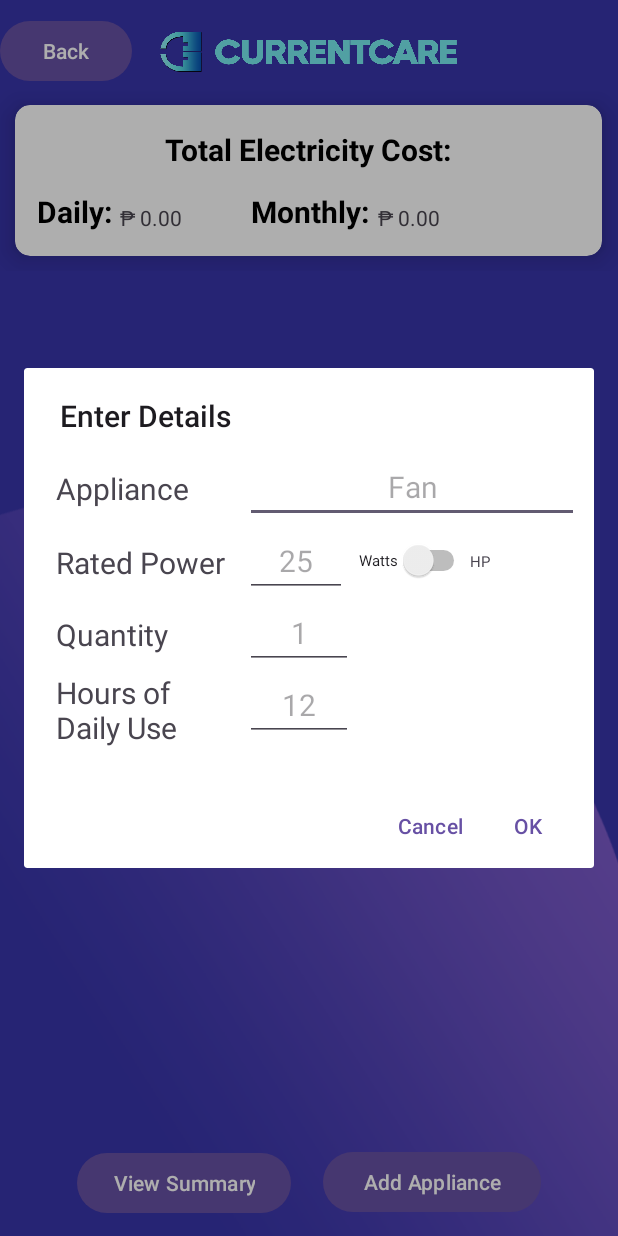
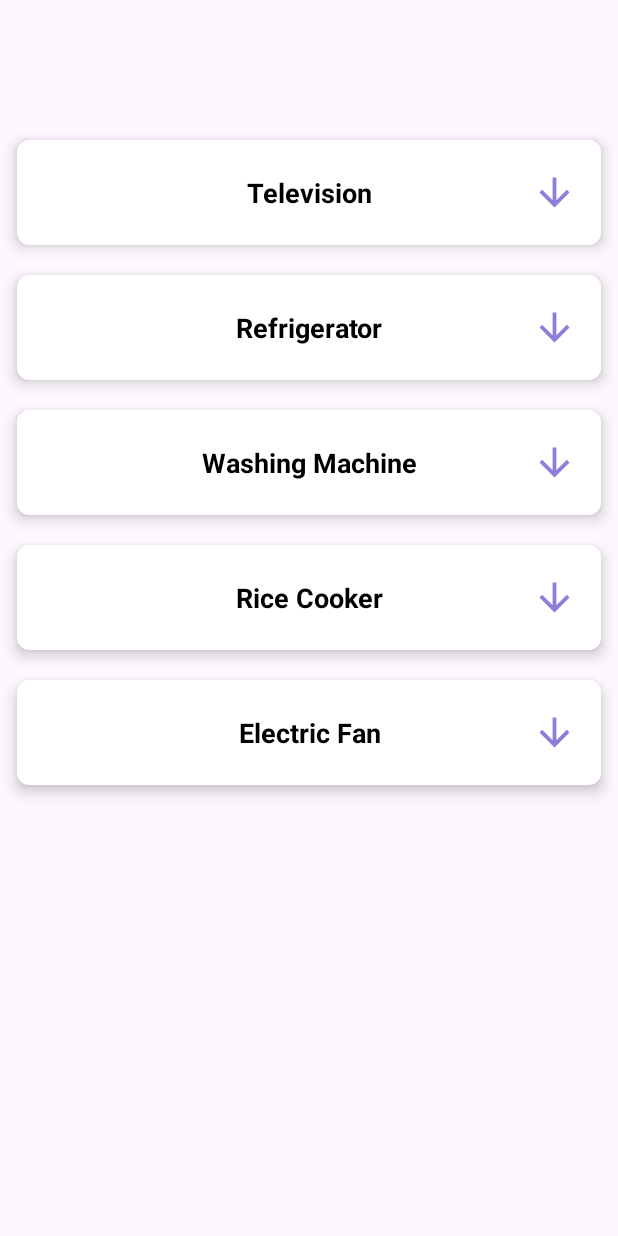
Before and after one commit to Thirdeyee1/Electric-Bill-Calculator-App, an Android app: the automatic screen opened directly, with no data from a screen before it, after a tap on "Add Appliance", on a phone screen of 412 x 824 dp. Run offline under Robolectric (Android 15) with nearby library versions, the phone set to English and light mode, and no system bars; 1 other tap on this screen came first.

Commit message:
Major Changes (Automatic)
note: Device selection is non-functional

```diff
--- a/app/src/main/AndroidManifest.xml
+++ b/app/src/main/AndroidManifest.xml
@@ -14,6 +14,9 @@
         tools:targetApi="34">
         <activity
             android:name=".ManualActivity"
+            android:exported="false" />
+        <activity
+            android:name=".ApplianceSelection"
             android:exported="false" />
         <activity
             android:name=".automatic"
--- /dev/null
+++ b/app/src/main/java/com/example/softdev/ApplianceSelection.java
@@ -0,0 +1,132 @@
+package com.example.softdev;
+
+import android.os.Bundle;
+import androidx.appcompat.app.AppCompatActivity;
+import androidx.recyclerview.widget.LinearLayoutManager;
+import androidx.recyclerview.widget.RecyclerView;
+
+import java.util.ArrayList;
+import java.util.List;
+
+
+public class ApplianceSelection extends AppCompatActivity {
+
+    private RecyclerView recyclerView;
+
+    private List<DataModel> mList;
+    private ItemAdapter adapter;
+
+    @Override
+    protected void onCreate(Bundle savedInstanceState) {
+        super.onCreate(savedInstanceState);
+        setContentView(R.layout.appliance_selection);
+
+        recyclerView = findViewById(R.id.main_recycler);
+        recyclerView.setHasFixedSize(true);
+        recyclerView.setLayoutManager(new LinearLayoutManager(this));
+
+        mList = new ArrayList<>();
+
+        List<String> nestedList1 = new ArrayList<>();
+        nestedList1.add("LG-32LM6300");
+        nestedList1.add("LG-43UK6500AUA Smart LED TV");
+        nestedList1.add("LG-55NANO80UPA");
+        nestedList1.add("LG-86UP8770PVA");
+        nestedList1.add("LG-OLED65G1PUA");
+
+        nestedList1.add("PANASONIC-LED TV TH-50LX800X");
+        nestedList1.add("PANASONIC-LED TV TH-75LX650X");
+        nestedList1.add("PANASONIC-TH-TH-65JX600X");
+        nestedList1.add("PANASONIC-TH-50JX600X");
+        nestedList1.add("PANASONIC-TH-43MS600X");
+
+        nestedList1.add("SONY-XBR-55A9G");
+        nestedList1.add("SONY-KD-65X8500G");
+        nestedList1.add("SONY-XBR-65A8G");
+        nestedList1.add("SONY-XBR-85X900H");
+        nestedList1.add("SONY-XBR-75X950H");
+
+        nestedList1.add("SAMSUNG-QN65Q90T");
+        nestedList1.add("SAMSUNG-QN55Q60R");
+        nestedList1.add("SAMSUNG-QN85Q70T");
+        nestedList1.add("SAMSUNG-UN32M4500");
+        nestedList1.add("SAMSUNG-UN50NU7100");
+
+
+        List<String> nestedList2 = new ArrayList<>();
+        nestedList2.add("SAMSUNG-RT20FARVDSA");
+        nestedList2.add("SAMSUNG-RT22FARBDS9/TC");
+        nestedList2.add("SAMSUNG-RT35K5562SL/ME");
+        nestedList2.add("SAMSUNG-RT29K5132SLTC");
+        nestedList2.add("SAMSUNG-RF59A70T0S9");
+
+        nestedList2.add("TOSHIBA-GR-A28PS");
+        nestedList2.add("TOSHIBA-GR-RB410WE");
+        nestedList2.add("TOSHIBA-GR-A25PS");
+        nestedList2.add("TOSHIBA-GR-RS682WE");
+        nestedList2.add("TOSHIBA-GR-RT416WE-PMY");
+
+        List<String> nestedList3 = new ArrayList<>();
+        nestedList3.add("SAMSUNG-WW80J54E0BW");
+        nestedList3.add("SAMSUNG-WF45R6300AV/US");
+        nestedList3.add("SAMSUNG-WA10J5730SS/GU");
+        nestedList3.add("SAMSUNG-WD6000J");
+        nestedList3.add("SAMSUNG-WA70H4200SW/TL");
+
+        nestedList3.add("TOSHIBA-TW-BJ100M4-IND");
+        nestedList3.add("TOSHIBA-AW-DJ1000F-IND");
+        nestedList3.add("TOSHIBA-AW-DUK1150H-IND(SK)");
+        nestedList3.add("TOSHIBA-AW-M901B-IND(SG)");
+        nestedList3.add("TOSHIBA-TW-J80S2-IND");
+
+        List<String> nestedList4 = new ArrayList<>();
+        nestedList4.add("HANABISHI-HRC 10SS");
+        nestedList4.add("HANABISHI-HRC 18FS");
+        nestedList4.add("HANABISHI-HRC 10FS");
+        nestedList4.add("HANABISHI-HRC 18D");
+        nestedList4.add("HANABISHI-HRC 10D");
+
+        nestedList4.add("IMARFLEX-IRC-150PC");
+        nestedList4.add("IMARFLEX-IRC-180");
+        nestedList4.add("IMARFLEX-IRJ-3500");
+        nestedList4.add("IMARFLEX-IRC-1800");
+        nestedList4.add("IMARFLEX-IRC-2500");
+
+        nestedList4.add("KYOWA-KW-2200");
+        nestedList4.add("KYOWA-KW-2042");
+        nestedList4.add("KYOWA-KW-1810");
+        nestedList4.add("KYOWA-KW-2201");
+        nestedList4.add("KYOWA-KW-1811");
+
+        nestedList4.add("PANASONIC-SR-JN185");
+        nestedList4.add("PANASONIC-SR-DF181");
+        nestedList4.add("PANASONIC-SR-G06FGL");
+        nestedList4.add("PANASONIC-SR-Y18FHS");
+        nestedList4.add("PANASONIC-SR-CEZ18");
+
+        List<String> nestedList5 = new ArrayList<>();
+        nestedList5.add("HANABISHI-HAFAN16");
+        nestedList5.add("HANABISHI-HAFAN18");
+        nestedList5.add("HANABISHI-HAFAN20");
+        nestedList5.add("HANABISHI-HAFAN25");
+        nestedList5.add("HANABISHI-HAFAN26");
+
+        nestedList5.add("TOUGH MAMA-NTM-2612");
+        nestedList5.add("TOUGH MAMA-NTM-1616");
+        nestedList5.add("TOUGH MAMA-NTM-1618");
+        nestedList5.add("TOUGH MAMA-NTM-1620");
+        nestedList5.add("TOUGH MAMA-NTM-1622");
+
+
+
+        mList.add(new DataModel(nestedList1, "Television"));
+        mList.add(new DataModel(nestedList2,"Refrigerator"));
+        mList.add(new DataModel(nestedList3,"Washing Machine"));
+        mList.add(new DataModel(nestedList4 ,"Rice Cooker"));
+        mList.add(new DataModel(nestedList5,"Electric Fan"));
+
+
+        adapter = new ItemAdapter(mList);
+        recyclerView.setAdapter(adapter);
+    }
+}
--- /dev/null
+++ b/app/src/main/java/com/example/softdev/DataModel.java
@@ -0,0 +1,32 @@
+package com.example.softdev;
+
+import java.util.List;
+
+public class DataModel {
+
+    private List<String> nestedList;
+    private String itemText;
+    private boolean isExpandable;
+
+    public DataModel(List<String> itemList, String itemText) {
+        this.nestedList = itemList;
+        this.itemText = itemText;
+        this.isExpandable = false;
+    }
+
+    public void setExpandable(boolean expandable) {
+        isExpandable = expandable;
+    }
+
+    public List<String> getNestedList() {
+        return nestedList;
+    }
+
+    public String getItemText() {
+        return itemText;
+    }
+
+    public boolean isExpandable() {
+        return isExpandable;
+    }
+}
--- /dev/null
+++ b/app/src/main/java/com/example/softdev/ItemAdapter.java
@@ -0,0 +1,82 @@
+package com.example.softdev;
+
+import android.view.LayoutInflater;
+import android.view.View;
+import android.view.ViewGroup;
+import android.widget.ImageView;
+import android.widget.LinearLayout;
+import android.widget.RelativeLayout;
+import android.widget.TextView;
+
+import androidx.annotation.NonNull;
+import androidx.recyclerview.widget.LinearLayoutManager;
+import androidx.recyclerview.widget.RecyclerView;
+
+import java.util.ArrayList;
+import java.util.List;
+
+public class ItemAdapter extends RecyclerView.Adapter<ItemAdapter.ItemViewHolder> {
+
+    private List<DataModel> mList;
+    private List<String> list = new ArrayList<>();
+
+    public ItemAdapter(List<DataModel> mList){
+        this.mList  = mList;
+    }
+    @NonNull
+    @Override
+    public ItemViewHolder onCreateViewHolder(@NonNull ViewGroup parent, int viewType) {
+        View view  = LayoutInflater.from(parent.getContext()).inflate(R.layout.each_item , parent , false);
+        return new ItemViewHolder(view);
+    }
+
+    @Override
+    public void onBindViewHolder(@NonNull ItemViewHolder holder, int position) {
+
+        DataModel model = mList.get(position);
+        holder.mTextView.setText(model.getItemText());
+
+        boolean isExpandable = model.isExpandable();
+        holder.expandableLayout.setVisibility(isExpandable ? View.VISIBLE : View.GONE);
+
+        if (isExpandable){
+            holder.mArrowImage.setImageResource(R.drawable.arrow_upward);
+        }else{
+            holder.mArrowImage.setImageResource(R.drawable.arrow_downw);
+        }
+
+        NestedAdapter adapter = new NestedAdapter(list);
+        holder.nestedRecyclerView.setLayoutManager(new LinearLayoutManager(holder.itemView.getContext()));
+        holder.nestedRecyclerView.setHasFixedSize(true);
+        holder.nestedRecyclerView.setAdapter(adapter);
+        holder.linearLayout.setOnClickListener(v -> {
+            model.setExpandable(!model.isExpandable());
+            list = model.getNestedList();
+            notifyItemChanged(holder.getAdapterPosition());
+        });
+    }
+
+    @Override
+    public int getItemCount() {
+        return mList.size();
+    }
+
+    public class ItemViewHolder extends RecyclerView.ViewHolder{
+        private LinearLayout linearLayout;
+        private RelativeLayout expandableLayout;
+        private TextView mTextView;
+        private ImageView mArrowImage;
+        private RecyclerView nestedRecyclerView;
+
+
+        public ItemViewHolder(@NonNull View itemView) {
+            super(itemView);
+
+            linearLayout = itemView.findViewById(R.id.linear_layout);
+            expandableLayout = itemView.findViewById(R.id.expandable_layout);
+            mTextView = itemView.findViewById(R.id.itemTv);
+            mArrowImage = itemView.findViewById(R.id.arro_imageview);
+            nestedRecyclerView = itemView.findViewById(R.id.child_rv);
+        }
+    }
+}
--- /dev/null
+++ b/app/src/main/java/com/example/softdev/NestedAdapter.java
@@ -0,0 +1,45 @@
+package com.example.softdev;
+
+import android.view.LayoutInflater;
+import android.view.View;
+import android.view.ViewGroup;
+import android.widget.TextView;
+
+import androidx.annotation.NonNull;
+import androidx.recyclerview.widget.RecyclerView;
+
+import java.util.List;
+
+public class NestedAdapter extends RecyclerView.Adapter<NestedAdapter.NestedViewHolder> {
+
+    private List<String> mList;
+
+    public NestedAdapter(List<String> mList){
+        this.mList = mList;
+    }
+    @NonNull
+    @Override
+    public NestedViewHolder onCreateViewHolder(@NonNull ViewGroup parent, int viewType) {
+        View view = LayoutInflater.from(parent.getContext()).inflate(R.layout.nested_item , parent , false);
+
+        return new NestedViewHolder(view);
+    }
+
+    @Override
+    public void onBindViewHolder(@NonNull NestedViewHolder holder, int position) {
+        holder.mTv.setText(mList.get(position));
+    }
+
+    @Override
+    public int getItemCount() {
+        return mList.size();
+    }
+
+    public class NestedViewHolder extends RecyclerView.ViewHolder{
+        private TextView mTv;
+        public NestedViewHolder(@NonNull View itemView) {
+            super(itemView);
+            mTv = itemView.findViewById(R.id.nestedItemTv);
+        }
+    }
+}
--- a/app/src/main/java/com/example/softdev/automatic.java
+++ b/app/src/main/java/com/example/softdev/automatic.java
@@ -3,19 +3,23 @@ package com.example.softdev;
 import static android.text.TextUtils.isEmpty;
 
 import android.annotation.SuppressLint;
+import android.content.Context;
 import android.content.Intent;
 import android.os.Bundle;
 import android.util.Log;
 import android.view.View;
+import android.view.inputmethod.InputMethodManager;
 import android.widget.Button;
 import android.widget.EditText;
 import android.widget.LinearLayout;
+import android.widget.Spinner;
 import android.widget.Switch;
 import android.widget.TextView;
 import android.widget.Toast;
 
 import androidx.appcompat.app.AlertDialog;
 import androidx.appcompat.app.AppCompatActivity;
+import androidx.core.content.ContextCompat;
 
 import java.io.Serializable;
 import java.util.ArrayList;
@@ -68,6 +72,8 @@ public class automatic extends AppCompatActivity {
 
     private View exampleSlotView;
     private int cardIndex = 0;
+
+    public String r;
     boolean initialSlotReplaced = false;
 
 
@@ -77,6 +83,7 @@ public class automatic extends AppCompatActivity {
         setContentView(R.layout.activity_automatic);
 
         Button summary = findViewById(R.id.summary);
+        summary.setVisibility(View.INVISIBLE);
         summary.setOnClickListener(v -> openActivity2());
 
         Button back = findViewById(R.id.btnGoBack1);
@@ -84,19 +91,45 @@ public class automatic extends AppCompatActivity {
 
         // For building dialog
         Button add = findViewById(R.id.add);
+        add.setVisibility(View.INVISIBLE);
         layout = findViewById(R.id.container);
 
-        // Build the dialog
-        buildDialog();
+        Button setRate = findViewById(R.id.setRate2);
 
-        add.setOnClickListener(v -> {
-            initialSlotReplaced = true;
-            dialog.show();
+        // if ma pindot ang set rate button, do the ff:
+        setRate.setOnClickListener(v -> {
+
+            removeExampleSlot();
+            // get rate
+            Spinner rate = findViewById(R.id.rateEdit3);
+            Object selectedItem = rate.getSelectedItem();
+
+            if (selectedItem.equals("NORECO")) {
+                r = "11.85"; //avg noreco rate
+                Toast.makeText(automatic.this, "NORECO Selected. Average rate is ₱ " + r, Toast.LENGTH_SHORT).show();
+            } else if(selectedItem.equals("CEBECO")) {
+                r = "12.61"; //avg cebeco rate
+                Toast.makeText(automatic.this, "CEBECO Selected. Average rate is ₱ " + r, Toast.LENGTH_SHORT).show();
+            } else if(selectedItem.equals("VECO")) {
+                r = "11.43"; //avg VECO rate
+                Toast.makeText(automatic.this, "VECO Selected. Average rate is ₱ " + r, Toast.LENGTH_SHORT).show();
+            }
+
+            // set buttons to visible
+            add.setVisibility(View.VISIBLE);
+            summary.setVisibility(View.VISIBLE);
         });
+
+        add.setOnClickListener(v -> OpenApplianceSelection());
     }
 
     public void openMain() {
         Intent intent = new Intent(this, MainActivity.class);
+        startActivity(intent);
+    }
+
+    public void OpenApplianceSelection() {
+        Intent intent = new Intent(this, ApplianceSelection.class);
         startActivity(intent);
     }
 
--- /dev/null
+++ b/app/src/main/res/drawable/arrow_downw.xml
@@ -0,0 +1,5 @@
+<vector android:height="24dp" android:tint="#8B7FD9"
+    android:viewportHeight="24" android:viewportWidth="24"
+    android:width="24dp" xmlns:android="http://schemas.android.com/apk/res/android">
+    <path android:fillColor="@android:color/white" android:pathData="M20,12l-1.41,-1.41L13,16.17V4h-2v12.17l-5.58,-5.59L4,12l8,8 8,-8z"/>
+</vector>
--- /dev/null
+++ b/app/src/main/res/drawable/arrow_upward.xml
@@ -0,0 +1,5 @@
+<vector android:height="24dp" android:tint="#8B7FD9"
+    android:viewportHeight="24" android:viewportWidth="24"
+    android:width="24dp" xmlns:android="http://schemas.android.com/apk/res/android">
+    <path android:fillColor="@android:color/white" android:pathData="M4,12l1.41,1.41L11,7.83V20h2V7.83l5.58,5.59L20,12l-8,-8 -8,8z"/>
+</vector>
--- /dev/null
+++ b/app/src/main/res/drawable/play_arrow.xml
@@ -0,0 +1,5 @@
+<vector android:height="24dp" android:tint="#8B7FD9"
+    android:viewportHeight="24" android:viewportWidth="24"
+    android:width="24dp" xmlns:android="http://schemas.android.com/apk/res/android">
+    <path android:fillColor="@android:color/white" android:pathData="M8,5v14l11,-7z"/>
+</vector>
--- a/app/src/main/res/layout/activity_automatic.xml
+++ b/app/src/main/res/layout/activity_automatic.xml
@@ -8,6 +8,16 @@
     android:layout_height="match_parent"
     tools:context=".ManualActivity"
     android:background="@drawable/bg6">
+
+    <Button
+        android:id="@+id/setRate2"
+        android:layout_width="wrap_content"
+        android:layout_height="wrap_content"
+        android:layout_alignParentStart="true"
+        android:layout_alignParentTop="true"
+        android:layout_marginStart="233dp"
+        android:layout_marginTop="195dp"
+        android:text="Set Electricity Rate" />
 
     <RelativeLayout
         android:layout_width="match_parent"
@@ -142,4 +152,16 @@
         android:text="@string/button_back"
         android:layout_marginTop="10dp"/>
 
+    <Spinner
+        android:id="@+id/rateEdit3"
+        android:layout_width="185dp"
+        android:layout_height="38dp"
+        android:layout_alignParentStart="true"
+        android:layout_alignParentTop="true"
+        android:layout_marginStart="27dp"
+        android:layout_marginTop="201dp"
+        android:background="#DEEDED"
+        android:entries="@array/elec_company"
+        android:spinnerMode="dialog" />
+
 </RelativeLayout>
--- /dev/null
+++ b/app/src/main/res/layout/appliance_selection.xml
@@ -0,0 +1,18 @@
+<?xml version="1.0" encoding="utf-8"?>
+<androidx.constraintlayout.widget.ConstraintLayout xmlns:android="http://schemas.android.com/apk/res/android"
+    xmlns:app="http://schemas.android.com/apk/res-auto"
+    xmlns:tools="http://schemas.android.com/tools"
+    android:layout_width="match_parent"
+    android:layout_height="match_parent">
+
+    <androidx.recyclerview.widget.RecyclerView
+        android:id="@+id/main_recycler"
+        android:layout_width="409dp"
+        android:layout_height="657dp"
+        app:layout_constraintBottom_toBottomOf="parent"
+        app:layout_constraintEnd_toEndOf="parent"
+        app:layout_constraintHorizontal_bias="0.5"
+        app:layout_constraintStart_toStartOf="parent"
+        app:layout_constraintTop_toTopOf="parent"
+        app:layout_constraintVertical_bias="0.5" />
+</androidx.constraintlayout.widget.ConstraintLayout>
--- /dev/null
+++ b/app/src/main/res/layout/each_item.xml
@@ -0,0 +1,63 @@
+<?xml version="1.0" encoding="utf-8"?>
+<androidx.cardview.widget.CardView xmlns:android="http://schemas.android.com/apk/res/android"
+    xmlns:tools="http://schemas.android.com/tools"
+    android:layout_width="match_parent"
+    android:layout_height="wrap_content"
+    android:layout_margin="10dp"
+    xmlns:app="http://schemas.android.com/apk/res-auto"
+    app:cardCornerRadius="8dp"
+    android:minHeight="70dp"
+    app:cardElevation="6dp">
+
+    <LinearLayout
+        android:layout_width="match_parent"
+        android:layout_height="wrap_content"
+        android:orientation="vertical"
+        android:id="@+id/linear_layout">
+
+        <androidx.constraintlayout.widget.ConstraintLayout
+            android:layout_width="match_parent"
+            android:layout_height="match_parent">
+
+            <TextView
+                android:id="@+id/itemTv"
+                android:layout_width="wrap_content"
+                android:layout_height="70dp"
+                android:layout_gravity="center"
+                android:gravity="center"
+                android:text="CodingSTUFF"
+                android:textColor="@color/black"
+                android:textSize="18sp"
+                android:textStyle="bold"
+                app:layout_constraintBottom_toBottomOf="parent"
+                app:layout_constraintEnd_toEndOf="parent"
+                app:layout_constraintHorizontal_bias="0.5"
+                app:layout_constraintStart_toStartOf="parent"
+                app:layout_constraintTop_toTopOf="parent" />
+
+            <ImageView
+                android:id="@+id/arro_imageview"
+                android:layout_width="30dp"
+                android:layout_height="30dp"
+                android:layout_marginTop="20dp"
+                android:layout_marginEnd="16dp"
+                android:src="@drawable/arrow_downw"
+                app:layout_constraintEnd_toEndOf="parent"
+                app:layout_constraintTop_toTopOf="parent" />
+
+        </androidx.constraintlayout.widget.ConstraintLayout>
+
+
+        <RelativeLayout
+            android:layout_width="match_parent"
+            android:layout_height="wrap_content"
+            android:id="@+id/expandable_layout">
+
+            <androidx.recyclerview.widget.RecyclerView
+                android:id="@+id/child_rv"
+                android:layout_width="match_parent"
+                android:layout_height="wrap_content" />
+        </RelativeLayout>
+    </LinearLayout>
+
+</androidx.cardview.widget.CardView>
--- /dev/null
+++ b/app/src/main/res/layout/nested_item.xml
@@ -0,0 +1,32 @@
+<?xml version="1.0" encoding="utf-8"?>
+<androidx.cardview.widget.CardView xmlns:android="http://schemas.android.com/apk/res/android"
+    xmlns:app="http://schemas.android.com/apk/res-auto"
+    android:id="@+id/cardView"
+    android:layout_width="match_parent"
+    android:layout_height="wrap_content"
+    android:minHeight="70dp"
+    app:cardElevation="1dp"
+    android:layout_margin="8dp">
+
+    <TextView
+        android:layout_width="wrap_content"
+        android:layout_height="wrap_content"
+        android:id="@+id/nestedItemTv"
+        android:text="Grocery and Stationary"
+        android:textColor="#8c8c8c"
+        android:textSize="16sp"
+        android:layout_gravity="center"
+        android:textStyle="bold"/>
+
+    <ImageView
+        android:id="@+id/add_appliance"
+        android:layout_width="30dp"
+        android:layout_height="30dp"
+        android:layout_marginTop="20dp"
+        android:layout_marginEnd="16dp"
+        android:src="@drawable/play_arrow"
+        app:layout_constraintEnd_toEndOf="parent"
+        app:layout_constraintTop_toTopOf="parent" />
+
+
+</androidx.cardview.widget.CardView>
--- a/app/src/main/res/values/colors.xml
+++ b/app/src/main/res/values/colors.xml
@@ -1,4 +1,5 @@
 <?xml version="1.0" encoding="utf-8"?>
 <resources>
     <color name="black">#FF000000</color>
+    <color name="white">#FFFFFFFF</color>
 </resources>
--- a/app/src/main/res/values/strings.xml
+++ b/app/src/main/res/values/strings.xml
@@ -22,6 +22,11 @@
     <string name="label_load">Watts</string>
     <string name="label_quantity">Unit(s)</string>
     <string name="label_hour">hr(s)</string>
+    <string-array name="elec_company">
+        <item>NORECO</item>
+        <item>CEBECO</item>
+        <item>VECO</item>
+    </string-array>
 
     <string name="tip_1">To save the most energy, switch off the power point rather than leave appliances on standby.</string>
     <string name="tip_2">Turn off your heater, cooling units and appliances when you go to bed or leave the house.</string>
```
